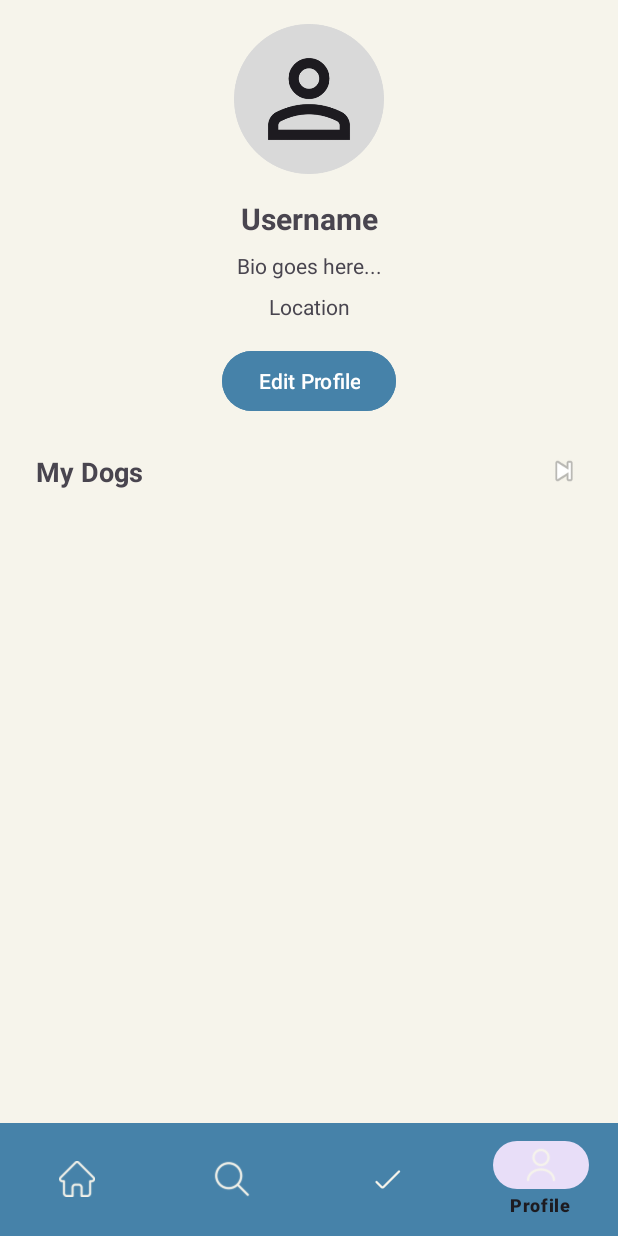
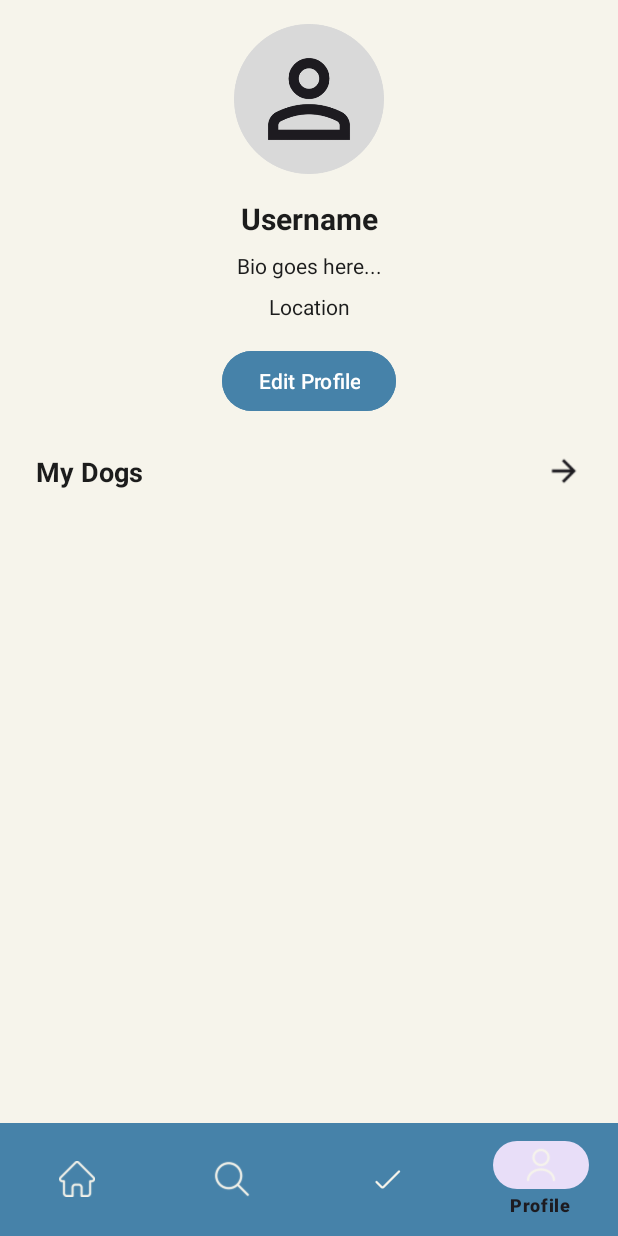
Before and after one commit to Ghostx-x/Hugo, an Android app: the fragment ProfileFragment placed in its activity, on a phone screen of 412 x 824 dp. Run offline under Robolectric (Android 15) with nearby library versions, the phone set to English and light mode, and no system bars; our stand-ins replace Firebase (no records; nobody signed in at launch, a user with empty details on screens opened directly), Picasso; 1 statement that could not run was skipped.

Commit message:
profile page UI

```diff
--- a/app/src/main/res/layout/fragment_profile.xml
+++ b/app/src/main/res/layout/fragment_profile.xml
@@ -22,6 +22,7 @@
         android:layout_width="wrap_content"
         android:layout_height="wrap_content"
         android:text="Username"
+        android:textColor="@color/black"
         android:textSize="20sp"
         android:textStyle="bold"
         app:layout_constraintTop_toBottomOf="@id/profile_image"
@@ -34,6 +35,7 @@
         android:layout_width="wrap_content"
         android:layout_height="wrap_content"
         android:text="Bio goes here..."
+        android:textColor="@color/black"
         app:layout_constraintTop_toBottomOf="@id/profile_name"
         app:layout_constraintStart_toStartOf="parent"
         app:layout_constraintEnd_toEndOf="parent"
@@ -47,6 +49,7 @@
         app:layout_constraintTop_toBottomOf="@id/profile_bio"
         app:layout_constraintStart_toStartOf="parent"
         app:layout_constraintEnd_toEndOf="parent"
+        android:textColor="@color/black"
         android:layout_marginTop="8dp" />
 
     <TextView
@@ -91,14 +94,14 @@
             android:layout_weight="1"
             android:text="My Dogs"
             android:textSize="18sp"
+            android:textColor="@color/black"
             android:textStyle="bold" />
 
         <ImageView
             android:id="@+id/my_dogs_arrow"
             android:layout_width="24dp"
             android:layout_height="24dp"
-
-            android:src="@android:drawable/ic_media_next" />
+            android:src="@drawable/arrow_next" />
     </LinearLayout>
 
     <androidx.recyclerview.widget.RecyclerView
```
Also changed, not shown: app/src/main/res/drawable/arrow_next.png (added).
